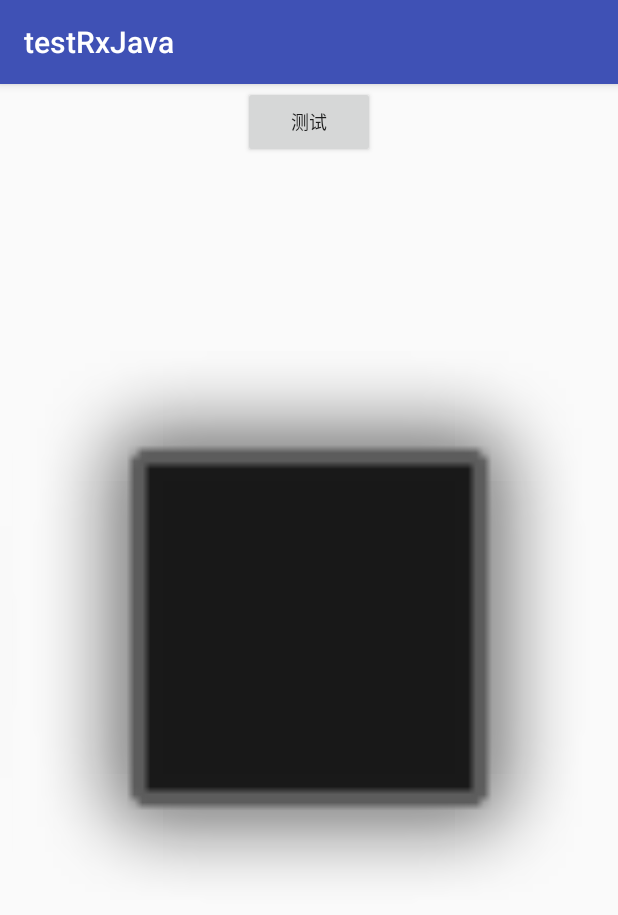
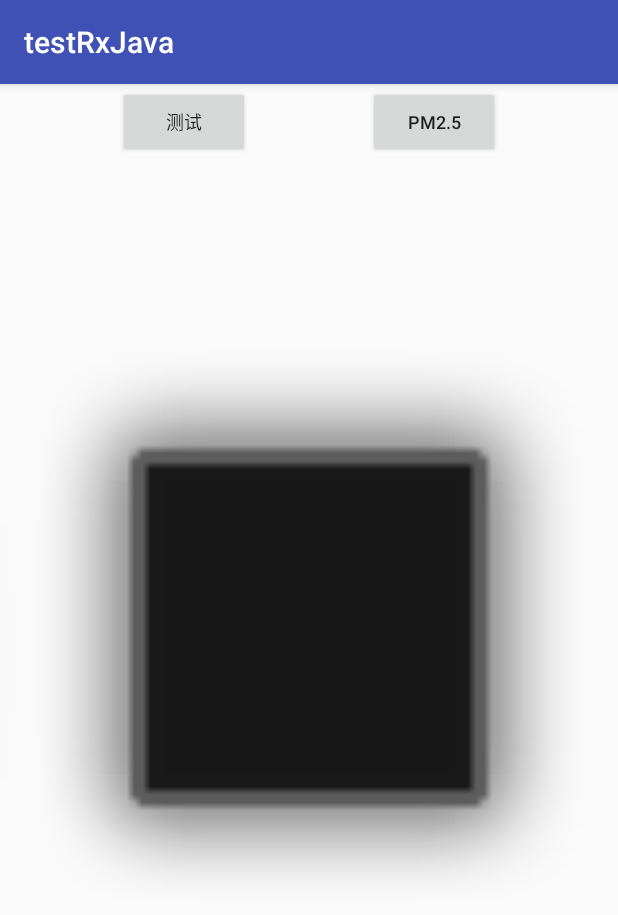
Before and after one commit to elginchen001/testRxJava, an Android app: the screen it shows after launch (MainActivity), on a phone screen of 412 x 824 dp. Shown: the top 915 px of the screen. Run offline under Robolectric (Android 15) with nearby library versions, the phone set to English and light mode, and no system bars; our stand-ins replace RxJava.

Commit message:
20191031

```diff
--- a/app/src/main/java/com/darleer/elgin/test/testrxjava/MainActivity.java
+++ b/app/src/main/java/com/darleer/elgin/test/testrxjava/activity/MainActivity.java
@@ -1,5 +1,6 @@
-package com.darleer.elgin.test.testrxjava;
+package com.darleer.elgin.test.testrxjava.activity;
 
+import android.content.Intent;
 import android.graphics.Bitmap;
 import android.graphics.BitmapFactory;
 import android.support.v7.app.AppCompatActivity;
@@ -8,6 +9,9 @@ import android.util.Log;
 import android.view.View;
 import android.widget.Button;
 import android.widget.ImageView;
+
+import com.darleer.elgin.test.testrxjava.R;
+import com.darleer.elgin.test.testrxjava.User;
 
 import java.io.IOException;
 import java.net.HttpURLConnection;
@@ -37,7 +41,7 @@ import io.reactivex.schedulers.Schedulers;
 
 public class MainActivity extends AppCompatActivity implements View.OnClickListener {
 
-    Button btnTest;
+    Button btnTest,btnPm25;
     ImageView imageBack;
 
     @Override
@@ -45,8 +49,10 @@ public class MainActivity extends AppCompatActivity implements View.OnClickListe
         super.onCreate(savedInstanceState);
         setContentView(R.layout.activity_main);
         btnTest = findViewById(R.id.btnTest);
+        btnPm25 = findViewById(R.id.btnPm25);
         imageBack = findViewById(R.id.imageBack);
         btnTest.setOnClickListener(this);
+        btnPm25.setOnClickListener(this);
     }
 
     @Override
@@ -57,6 +63,8 @@ public class MainActivity extends AppCompatActivity implements View.OnClickListe
             case R.id.btnTest:
                 testRxAndroid();
                 break;
+            case R.id.btnPm25:
+                startActivity( new Intent(this,PmActivity.class));
                 default:
                     break;
         }
@@ -68,7 +76,6 @@ public class MainActivity extends AppCompatActivity implements View.OnClickListe
     }
 
     //region 测试RxAndroid
-
     /**
      * 使用Rx技术获取网络图片
      *
--- a/app/src/main/res/layout/activity_main.xml
+++ b/app/src/main/res/layout/activity_main.xml
@@ -5,7 +5,7 @@
     android:id="@+id/mainLayout"
     android:layout_width="match_parent"
     android:layout_height="match_parent"
-    tools:context=".MainActivity">
+    tools:context=".activity.MainActivity">
 
     <Button
         android:id="@+id/btnTest"
@@ -13,8 +13,18 @@
         android:layout_height="wrap_content"
         android:text="@string/btnTest"
         android:textSize="12sp"
+        app:layout_constraintEnd_toStartOf="@id/btnPm25"
+        app:layout_constraintStart_toStartOf="parent"
+        app:layout_constraintTop_toTopOf="parent"
+        app:layout_constraintBottom_toBottomOf="@id/guideline"/>
+    <Button
+        android:id="@+id/btnPm25"
+        android:layout_width="wrap_content"
+        android:layout_height="wrap_content"
+        android:text="PM2.5"
+        android:textSize="12sp"
         app:layout_constraintEnd_toEndOf="parent"
-        app:layout_constraintStart_toStartOf="parent"
+        app:layout_constraintStart_toEndOf="@id/btnTest"
         app:layout_constraintTop_toTopOf="parent"
         app:layout_constraintBottom_toBottomOf="@id/guideline"/>
 
```
Also changed, not shown: app/build.gradle (+7 -4 lines), app/src/main/AndroidManifest.xml (+5 -2 lines), app/src/main/java/com/darleer/elgin/test/testrxjava/activity/PmActivity.java (added, +28 -0 lines), app/src/main/java/com/darleer/elgin/test/testrxjava/api/APIService.java (+1 -0 lines), app/src/main/java/com/darleer/elgin/test/testrxjava/retrofit/RetrofitManager.java (+9 -0 lines), app/src/main/res/layout/activity_pm.xml (added, +11 -0 lines).
